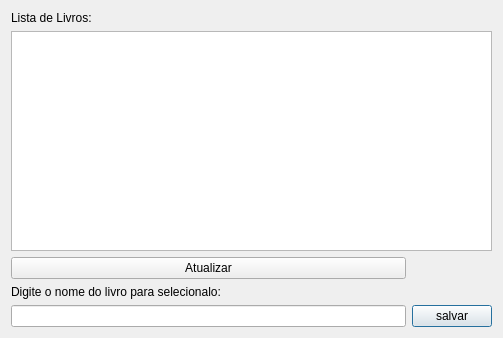
First picture: the form in selecionarlivro.ui, repository Winicios22/Gbiblioteca, before the edit.
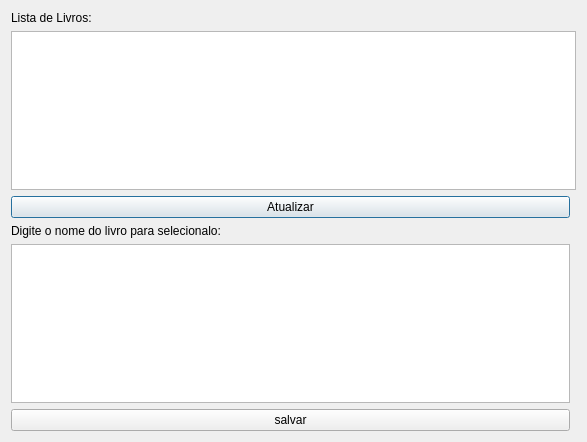
Second picture: the form after the edit.

Commit message: seleção de livro

What changed in the file:
```diff
--- a/selecionarlivro.ui
+++ b/selecionarlivro.ui
@@ -6,20 +6,14 @@
    <rect>
     <x>0</x>
     <y>0</y>
-    <width>503</width>
-    <height>338</height>
+    <width>587</width>
+    <height>442</height>
    </rect>
   </property>
   <property name="windowTitle">
    <string>Dialog</string>
   </property>
   <layout class="QGridLayout" name="gridLayout">
-   <item row="1" column="1" colspan="2">
-    <widget class="QPlainTextEdit" name="plainTextEdit"/>
-   </item>
-   <item row="4" column="1">
-    <widget class="QLineEdit" name="campoomeLivro"/>
-   </item>
    <item row="0" column="1">
     <widget class="QLabel" name="label_2">
      <property name="text">
@@ -27,20 +21,6 @@
      </property>
     </widget>
    </item>
-   <item row="4" column="2">
-    <widget class="QPushButton" name="salvar">
-     <property name="text">
-      <string>salvar</string>
-     </property>
-    </widget>
-   </item>
-   <item row="2" column="1">
-    <widget class="QPushButton" name="pushButton_2">
-     <property name="text">
-      <string>Atualizar</string>
-     </property>
-    </widget>
-   </item>
    <item row="3" column="1">
     <widget class="QLabel" name="label">
      <property name="text">
@@ -48,6 +28,26 @@
      </property>
     </widget>
    </item>
+   <item row="2" column="1">
+    <widget class="QPushButton" name="pushButton_2">
+     <property name="text">
+      <string>Atualizar</string>
+     </property>
+    </widget>
+   </item>
+   <item row="1" column="1" colspan="2">
+    <widget class="QPlainTextEdit" name="plainTextEdit"/>
+   </item>
+   <item row="5" column="1">
+    <widget class="QPlainTextEdit" name="plainTextEdit_2"/>
+   </item>
+   <item row="6" column="1">
+    <widget class="QPushButton" name="salvar">
+     <property name="text">
+      <string>salvar</string>
+     </property>
+    </widget>
+   </item>
   </layout>
  </widget>
  <resources/>
```
The commit also changes 5 other files.
